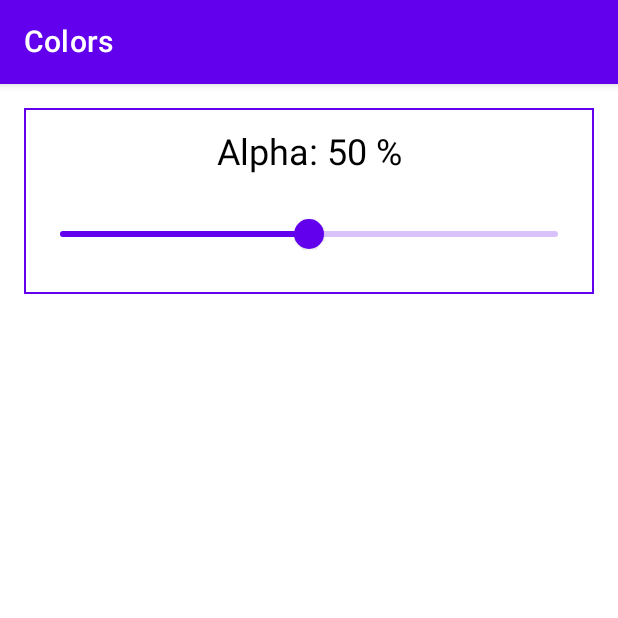
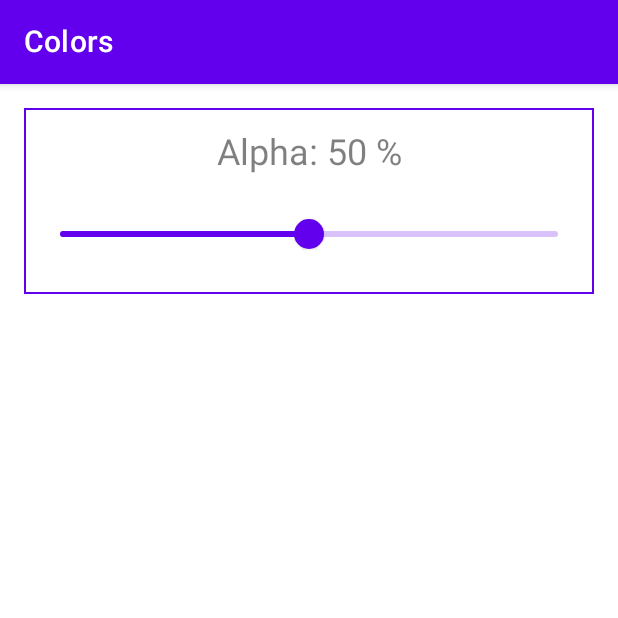
Before and after one commit to poetofcode/AndroidTraining, an Android app built with Jetpack Compose: the ColorsScreen screen opened through its navigation route, on a phone screen of 412 x 824 dp, the top half of it. Run offline under Robolectric (Android 15) with nearby library versions, the phone set to English and light mode, and no system bars.

Commit message:
LemonApp: added stub for alpha-channel control

```diff
--- a/LemonApp/app/src/main/java/com/poetofcode/lemonapp/screen/ColorsScreen.kt
+++ b/LemonApp/app/src/main/java/com/poetofcode/lemonapp/screen/ColorsScreen.kt
@@ -7,6 +7,7 @@ import androidx.compose.foundation.lazy.LazyColumn
 import androidx.compose.foundation.lazy.items
 import androidx.compose.material.*
 import androidx.compose.runtime.Composable
+import androidx.compose.runtime.CompositionLocalProvider
 import androidx.compose.runtime.mutableStateOf
 import androidx.compose.runtime.remember
 import androidx.compose.ui.Alignment
@@ -45,9 +46,19 @@ fun ColorsScreen() {
 fun AlphaColorSample() {
     val sliderPosition = remember { mutableStateOf(0.5f) }
     Column(horizontalAlignment = Alignment.CenterHorizontally) {
-        Text(text = "Alpha: ${(sliderPosition.value * 100).roundToInt()} %", style = MaterialTheme.typography.h5)
+        AlphaCaptionValue(alpha = sliderPosition.value)
         Spacer(Modifier.size(16.dp))
         Slider(value = sliderPosition.value, onValueChange = { sliderPosition.value = it })
+    }
+}
+
+@Composable
+fun AlphaCaptionValue(alpha: Float) {
+    CompositionLocalProvider(LocalContentAlpha provides alpha) {
+        Text(
+            text = "Alpha: ${(alpha * 100).roundToInt()} %",
+            style = MaterialTheme.typography.h5
+        )
     }
 }
 
```
